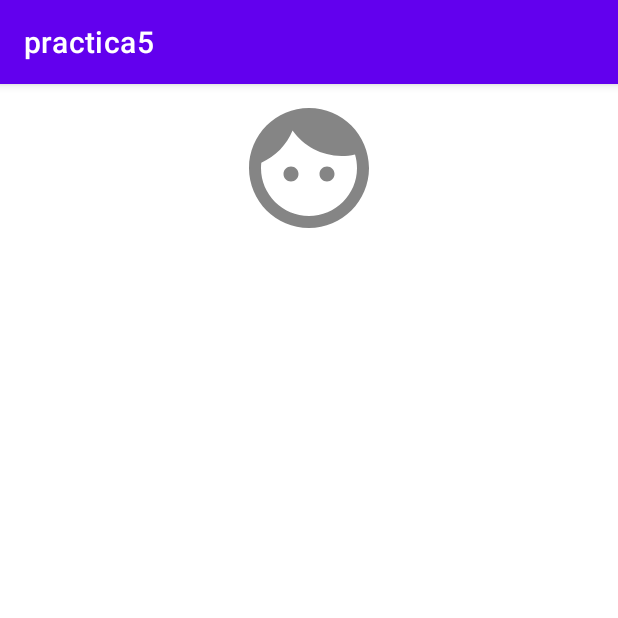
After one commit to SebastianCardonaHenao/Practica5, an Android app: the media_average screen opened directly, with no data from a screen before it, on a phone screen of 412 x 824 dp, the top half of it. The commit adds this screen. Run offline under Robolectric (Android 15) with nearby library versions, the phone set to English and light mode, and no system bars.

Commit message:
Peleando con la imagen de la valoración media
//Edición no funciona

```diff
--- a/app/src/main/AndroidManifest.xml
+++ b/app/src/main/AndroidManifest.xml
@@ -9,6 +9,9 @@
         android:roundIcon="@mipmap/ic_launcher_round"
         android:supportsRtl="true"
         android:theme="@style/Theme.Practica5">
+        <activity
+            android:name=".media_average"
+            android:exported="false" />
         <activity
             android:name=".ui.EdicionDiaActivityBien"
             android:exported="false" />
--- /dev/null
+++ b/app/src/main/java/practica5/sebastiancardonahenao/iesseveroochoa/net/media_average.java
@@ -0,0 +1,21 @@
+package practica5.sebastiancardonahenao.iesseveroochoa.net;
+
+import androidx.appcompat.app.AppCompatActivity;
+
+import android.os.Bundle;
+import android.widget.ImageView;
+import android.widget.TextView;
+
+public class media_average extends AppCompatActivity {
+
+    ImageView image;
+    TextView texto;
+
+    @Override
+    protected void onCreate(Bundle savedInstanceState) {
+        super.onCreate(savedInstanceState);
+        setContentView(R.layout.activity_media_average);
+        image = findViewById(R.id.avg);
+        texto = findViewById(R.id.tvMediaAVG);
+    }
+}
--- a/app/src/main/java/practica5/sebastiancardonahenao/iesseveroochoa/net/viewmodels/DiarioViewModel.java
+++ b/app/src/main/java/practica5/sebastiancardonahenao/iesseveroochoa/net/viewmodels/DiarioViewModel.java
@@ -10,6 +10,7 @@ import androidx.lifecycle.Transformations;
 
 import java.util.List;
 
+import io.reactivex.Single;
 import practica5.sebastiancardonahenao.iesseveroochoa.net.model.DiaDiario;
 import practica5.sebastiancardonahenao.iesseveroochoa.net.repository.DiarioRepositorio;
 
@@ -50,5 +51,6 @@ public class DiarioViewModel extends AndroidViewModel {
         diarioRepositorio.delete(diario);
     }
     public void update(DiaDiario diario) {diarioRepositorio.update(diario);}
+    public Single<Float> getValoracionTotal(){return diarioRepositorio.getValoracionTotal();}
 
 }
--- /dev/null
+++ b/app/src/main/res/layout/activity_media_average.xml
@@ -0,0 +1,31 @@
+<?xml version="1.0" encoding="utf-8"?>
+<androidx.constraintlayout.widget.ConstraintLayout xmlns:android="http://schemas.android.com/apk/res/android"
+    xmlns:app="http://schemas.android.com/apk/res-auto"
+    xmlns:tools="http://schemas.android.com/tools"
+    android:layout_width="match_parent"
+    android:layout_height="match_parent"
+    tools:context=".media_average">
+
+        <ImageView
+            android:id="@+id/avg"
+            android:layout_width="0dp"
+            android:layout_height="96dp"
+            android:layout_marginTop="8dp"
+            android:contentDescription="@string/imgMedia"
+            app:layout_constraintEnd_toEndOf="parent"
+            app:layout_constraintStart_toStartOf="parent"
+            app:layout_constraintTop_toTopOf="parent"
+            app:srcCompat="@drawable/ic_basico" />
+
+        <TextView
+            android:id="@+id/tvMediaAVG"
+            android:layout_width="0dp"
+            android:layout_height="wrap_content"
+            android:layout_marginTop="8dp"
+            android:textAlignment="center"
+            app:layout_constraintEnd_toEndOf="@+id/avg"
+            app:layout_constraintStart_toStartOf="@+id/avg"
+            app:layout_constraintTop_toBottomOf="@+id/avg"
+            tools:text="Media" />
+
+</androidx.constraintlayout.widget.ConstraintLayout>
--- a/app/src/main/res/menu/menu_main.xml
+++ b/app/src/main/res/menu/menu_main.xml
@@ -5,7 +5,7 @@
     <item
         android:id="@+id/itOrdenar"
         android:checkable="false"
-        android:enabled="false"
+        android:enabled="true"
         android:icon="@drawable/ordenar"
         android:title="@string/action_ordenar"
         app:showAsAction="ifRoom" />
--- a/app/src/main/res/values/strings.xml
+++ b/app/src/main/res/values/strings.xml
@@ -20,6 +20,7 @@
     <string name="icono_valor_del_dia">Icono que valua el día</string>
     <string name="tvFecha">Aquí va la fecha</string>
     <string name="ic_delete">Borrar día</string>
+    <string name="imgMedia">Imagen de la media</string>
 
     <string-array name="spinner_vida">
         <item>0</item>
--- a/build.gradle
+++ b/build.gradle
@@ -6,6 +6,7 @@ buildscript {
     }
     dependencies {
         classpath 'com.android.tools.build:gradle:7.1.1'
+        classpath 'io.reactivex:rxjava:1.0.14'
 
         // NOTE: Do not place your application dependencies here; they belong
         // in the individual module build.gradle files
```
Also changed, not shown: app/src/main/java/practica5/sebastiancardonahenao/iesseveroochoa/net/ui/MainActivity.java (+120 -34 lines).
